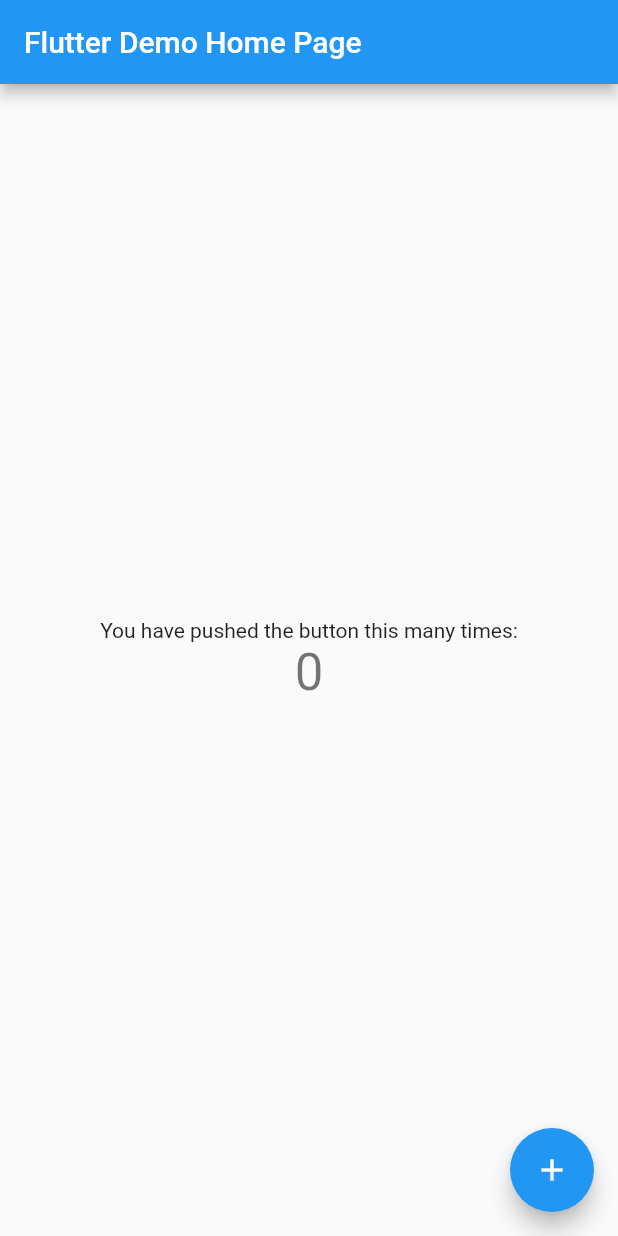
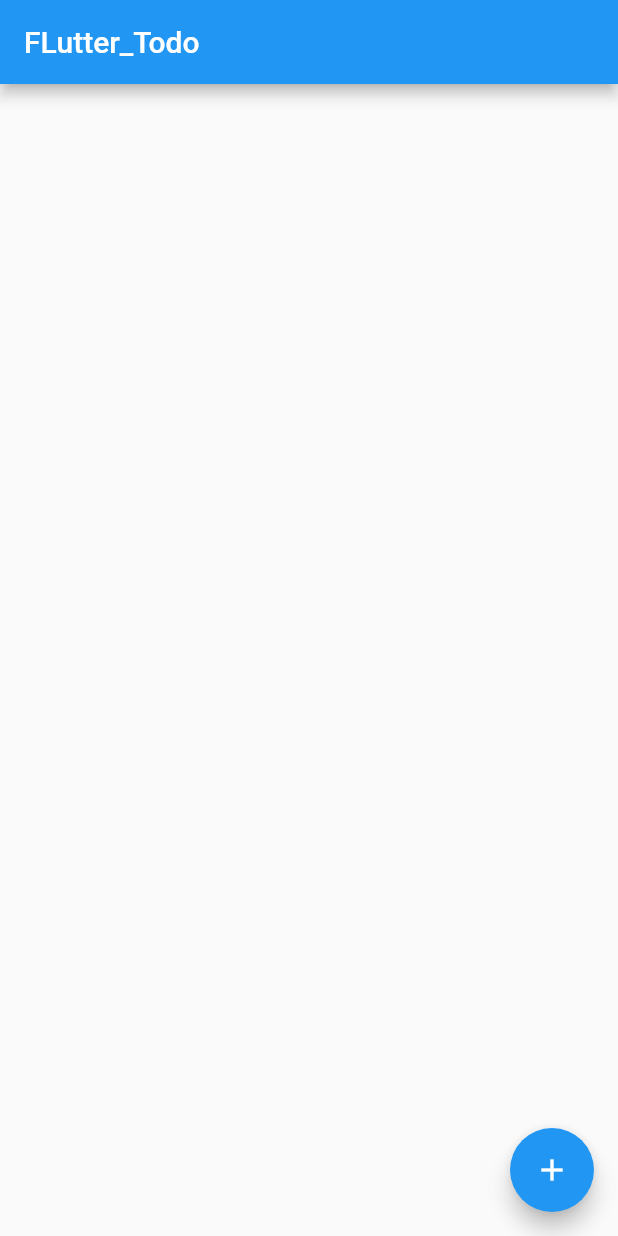
Before and after one commit to uzairleo/Flutter_Todo-simpleApproach-, a Flutter app: the screen it shows after launch, on a phone screen of 412 x 824 dp. Run offline on Flutter 3.47's test engine with Material 2 defaults, Android fonts, the phone set to English and light mode, and no system bars.

Commit message:
rewrite main.dart with custom code

```diff
--- a/lib/main.dart
+++ b/lib/main.dart
@@ -1,111 +1,37 @@
 import 'package:flutter/material.dart';
 
-void main() => runApp(MyApp());
+void main()
+{
+  runApp(new FlutterTodo());
+}
 
-class MyApp extends StatelessWidget {
-  // This widget is the root of your application.
+class FlutterTodo extends StatelessWidget {
   @override
   Widget build(BuildContext context) {
     return MaterialApp(
-      title: 'Flutter Demo',
-      theme: ThemeData(
-        // This is the theme of your application.
-        //
-        // Try running your application with "flutter run". You'll see the
-        // application has a blue toolbar. Then, without quitting the app, try
-        // changing the primarySwatch below to Colors.green and then invoke
-        // "hot reload" (press "r" in the console where you ran "flutter run",
-        // or simply save your changes to "hot reload" in a Flutter IDE).
-        // Notice that the counter didn't reset back to zero; the application
-        // is not restarted.
-        primarySwatch: Colors.blue,
-      ),
-      home: MyHomePage(title: 'Flutter Demo Home Page'),
+      title: "Flutter_todo",
+      debugShowCheckedModeBanner: false,
+      home: TodoBody(),
     );
   }
 }
 
-class MyHomePage extends StatefulWidget {
-  MyHomePage({Key key, this.title}) : super(key: key);
-
-  // This widget is the home page of your application. It is stateful, meaning
-  // that it has a State object (defined below) that contains fields that affect
-  // how it looks.
-
-  // This class is the configuration for the state. It holds the values (in this
-  // case the title) provided by the parent (in this case the App widget) and
-  // used by the build method of the State. Fields in a Widget subclass are
-  // always marked "final".
-
-  final String title;
-
+class TodoBody extends StatefulWidget {
   @override
-  _MyHomePageState createState() => _MyHomePageState();
+  _TodoBodyState createState() => _TodoBodyState();
 }
 
-class _MyHomePageState extends State<MyHomePage> {
-  int _counter = 0;
-
-  void _incrementCounter() {
-    setState(() {
-      // This call to setState tells the Flutter framework that something has
-      // changed in this State, which causes it to rerun the build method below
-      // so that the display can reflect the updated values. If we changed
-      // _counter without calling setState(), then the build method would not be
-      // called again, and so nothing would appear to happen.
-      _counter++;
-    });
-  }
-
+class _TodoBodyState extends State<TodoBody> {
   @override
   Widget build(BuildContext context) {
-    // This method is rerun every time setState is called, for instance as done
-    // by the _incrementCounter method above.
-    //
-    // The Flutter framework has been optimized to make rerunning build methods
-    // fast, so that you can just rebuild anything that needs updating rather
-    // than having to individually change instances of widgets.
     return Scaffold(
       appBar: AppBar(
-        // Here we take the value from the MyHomePage object that was created by
-        // the App.build method, and use it to set our appbar title.
-        title: Text(widget.title),
-      ),
-      body: Center(
-        // Center is a layout widget. It takes a single child and positions it
-        // in the middle of the parent.
-        child: Column(
-          // Column is also a layout widget. It takes a list of children and
-          // arranges them vertically. By default, it sizes itself to fit its
-          // children horizontally, and tries to be as tall as its parent.
-          //
-          // Invoke "debug painting" (press "p" in the console, choose the
-          // "Toggle Debug Paint" action from the Flutter Inspector in Android
-          // Studio, or the "Toggle Debug Paint" command in Visual Studio Code)
-          // to see the wireframe for each widget.
-          //
-          // Column has various properties to control how it sizes itself and
-          // how it positions its children. Here we use mainAxisAlignment to
-          // center the children vertically; the main axis here is the vertical
-          // axis because Columns are vertical (the cross axis would be
-          // horizontal).
-          mainAxisAlignment: MainAxisAlignment.center,
-          children: <Widget>[
-            Text(
-              'You have pushed the button this many times:',
-            ),
-            Text(
-              '$_counter',
-              style: Theme.of(context).textTheme.display1,
-            ),
-          ],
-        ),
-      ),
-      floatingActionButton: FloatingActionButton(
-        onPressed: _incrementCounter,
-        tooltip: 'Increment',
-        child: Icon(Icons.add),
-      ), // This trailing comma makes auto-formatting nicer for build methods.
+        title:Text("FLutter_Todo"),
+         ),
+         body: null,
+         floatingActionButton: FloatingActionButton(
+           onPressed: null,
+           child: Icon(Icons.add),),
     );
   }
 }
```
Also changed, not shown: 1 other file.
